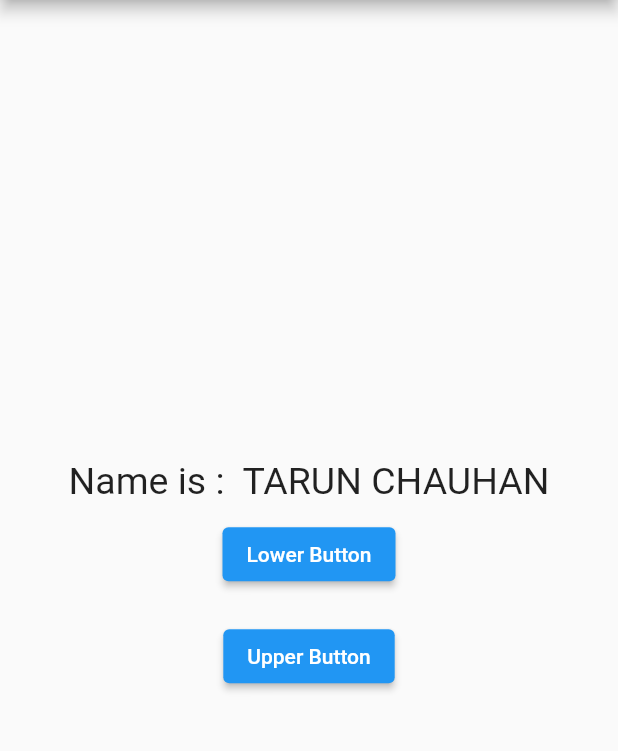
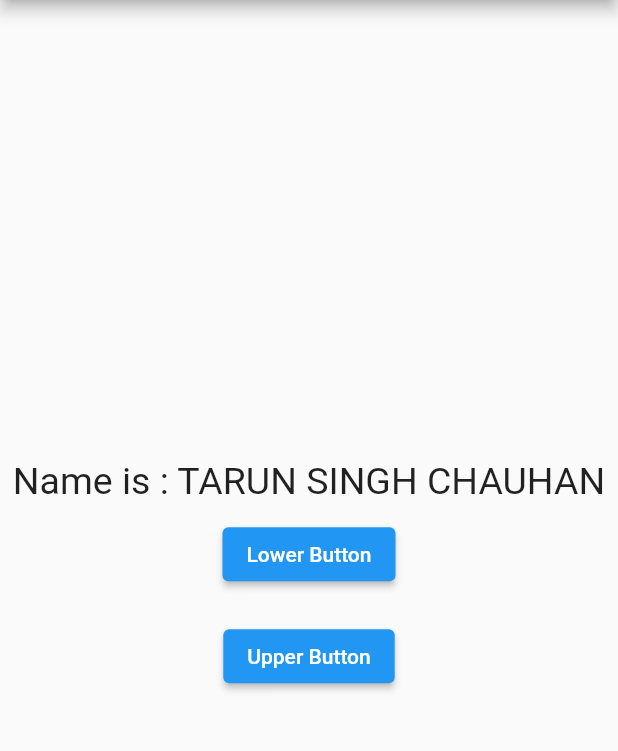
Before and after one commit to tarunchauhan97/flutter-getx-basics, a Flutter app: the screen it shows after launch, after a tap on "Lower Button", after a tap on "Upper Button", on a phone screen of 412 x 824 dp, the part 84-835 px from its top. Run offline on Flutter 3.47's test engine with Material 2 defaults, Android fonts, the phone set to English and light mode, and no system bars; our stand-ins replace get.

Commit message:
9 entire class observable

```diff
--- a/lib/main.dart
+++ b/lib/main.dart
@@ -8,15 +8,17 @@ void main() {
 
 class MyApp extends StatelessWidget {
   //const MyApp({Key? key}) : super(key: key);
-  var count = 0.obs;
-
-  void increment() {
-    count++;
-  }
+  // var count = 0.obs;
+  //
+  // void increment() {
+  //   count++;
+  // }
 
   @override
   Widget build(BuildContext context) {
-    var student = Student();
+    //var student = Student();
+    final student = Student(name: 'Tarun Singh Chauhan', age: 24).obs;
+
     return GetMaterialApp(
       title: 'State Management By Obx and Custom Class',
       home: Scaffold(
@@ -28,21 +30,28 @@ class MyApp extends StatelessWidget {
             mainAxisAlignment: MainAxisAlignment.center,
             crossAxisAlignment: CrossAxisAlignment.center,
             children: [
-              Obx(() => Text(
-                    "Name is : ${student.name.value}",
-                    style: TextStyle(fontSize: 25),
-                  )),
+              Obx(
+                () => Text(
+                  "Name is : ${student.value.name}",
+                  style: TextStyle(fontSize: 25),
+                ),
+              ),
               SizedBox(height: 10),
               ElevatedButton(
                 onPressed: () {
-                  student.name.value = student.name.value.toLowerCase();
+                  //student.value.name = student.value.name.toLowerCase();
+                  student.update((student) {
+                    student?.name = student.name.toString().toLowerCase();
+                  });
                 },
                 child: Text("Lower Button"),
               ),
               SizedBox(height: 20),
               ElevatedButton(
                 onPressed: () {
-                  student.name.value = student.name.value.toUpperCase();
+                  student.update((student) {
+                    student?.name = student.name.toString().toUpperCase();
+                  });
                 },
                 child: Text("Upper Button"),
               ),
--- a/lib/students.dart
+++ b/lib/students.dart
@@ -1,6 +1,10 @@
 import 'package:get/get.dart';
 
 class Student {
-  var name = ' Tarun Chauhan'.obs;
-  var age = 21.obs;
+  // var name = ' Tarun Chauhan'.obs;
+  // var age = 21.obs;
+  var name;
+  var age;
+
+  Student({this.name, this.age});
 }
```
